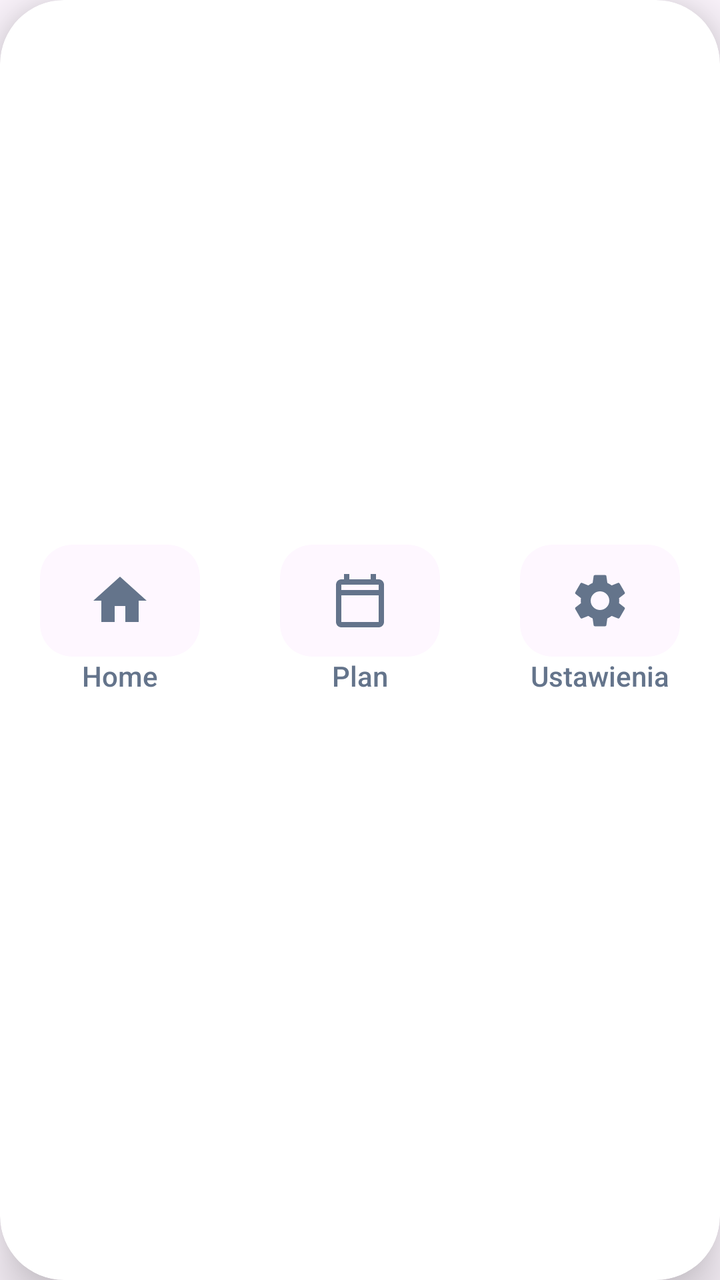
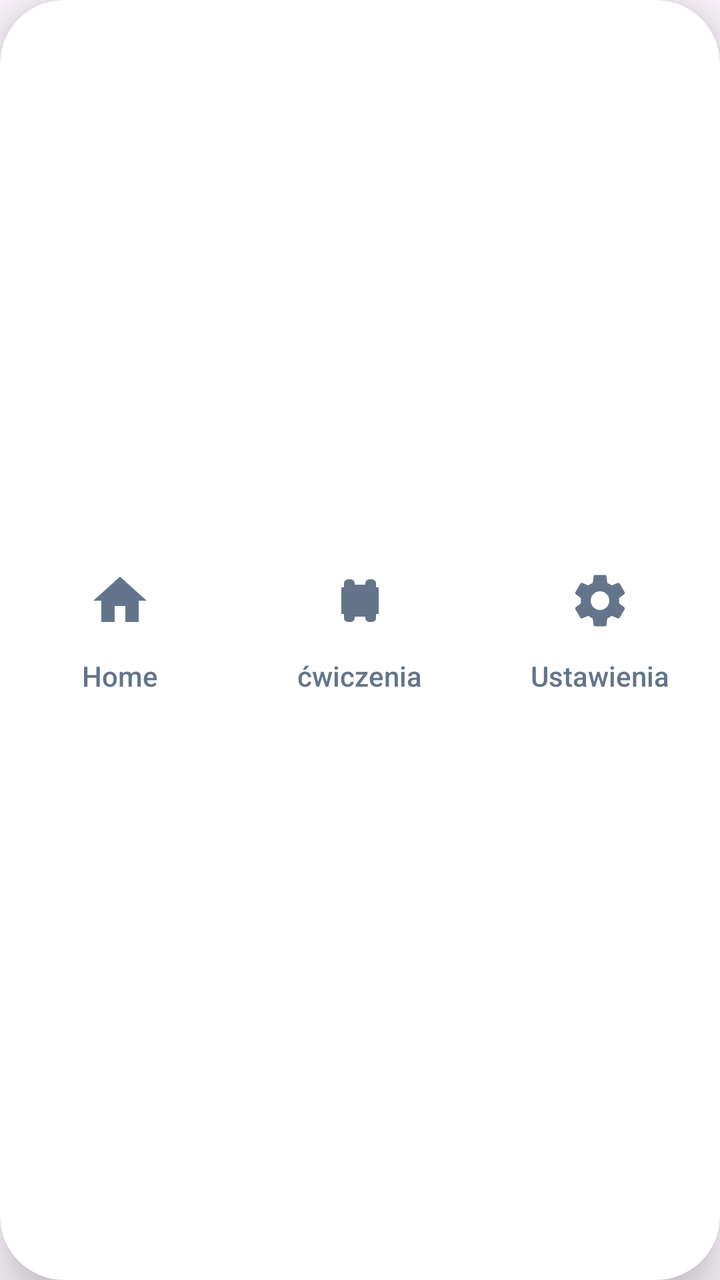

Compare the two renders of this Android layout. The source of the first and the diff that turns it into the second are given below.
<!-- AndroidManifest.xml: application theme Theme.Fitnessapp -->
<!-- res/layout/layout_bottom_nav.xml -->
<?xml version="1.0" encoding="utf-8"?>
<androidx.cardview.widget.CardView xmlns:android="http://schemas.android.com/apk/res/android"
    xmlns:app="http://schemas.android.com/apk/res-auto"
    android:id="@+id/bottom_nav_container"
    android:layout_width="match_parent"
    android:layout_height="100dp"
    app:cardCornerRadius="32dp"
    app:cardElevation="16dp"
    android:layout_marginBottom="-20dp">

    <LinearLayout
        android:layout_width="match_parent"
        android:layout_height="match_parent"
        android:orientation="horizontal"
        android:paddingBottom="20dp"
        android:gravity="center_vertical">

        
        <LinearLayout
            android:id="@+id/nav_home"
            android:layout_width="0dp"
            android:layout_height="match_parent"
            android:layout_weight="1"
            android:gravity="center"
            android:orientation="vertical"
            android:clickable="true"
            android:focusable="true"
            android:background="?android:attr/selectableItemBackground">

            <androidx.cardview.widget.CardView
                android:id="@+id/nav_home_indicator"
                android:layout_width="80dp"
                android:layout_height="56dp"
                app:cardCornerRadius="16dp"
                app:cardElevation="0dp"
                app:cardBackgroundColor="?android:attr/colorBackground">
                <ImageView
                    android:id="@+id/nav_home_icon"
                    android:layout_width="32dp"
                    android:layout_height="32dp"
                    android:layout_gravity="center"
                    android:src="@drawable/ic_home"
                    app:tint="#64748B" />
            </androidx.cardview.widget.CardView>
            <TextView
                android:id="@+id/nav_home_text"
                android:layout_width="wrap_content"
                android:layout_height="wrap_content"
                android:text="Home"
                android:textColor="#64748B"
                android:textSize="14sp" />
        </LinearLayout>

        
        <LinearLayout
            android:id="@+id/nav_plan"
            android:layout_width="0dp"
            android:layout_height="match_parent"
            android:layout_weight="1"
            android:gravity="center"
            android:orientation="vertical"
            android:clickable="true"
            android:focusable="true"
            android:background="?android:attr/selectableItemBackground">
            <androidx.cardview.widget.CardView
                android:id="@+id/nav_plan_indicator"
                android:layout_width="80dp"
                android:layout_height="56dp"
                app:cardCornerRadius="16dp"
                app:cardElevation="0dp"
                app:cardBackgroundColor="?android:attr/colorBackground">
                <ImageView
                    android:id="@+id/nav_plan_icon"
                    android:layout_width="32dp"
                    android:layout_height="32dp"
                    android:layout_gravity="center"
                    android:src="@drawable/ic_plan"
                    app:tint="#64748B" />
            </androidx.cardview.widget.CardView>
            <TextView
                android:id="@+id/nav_plan_text"
                android:layout_width="wrap_content"
                android:layout_height="wrap_content"
                android:text="Plan"
                android:textColor="#64748B"
                android:textSize="14sp" />
        </LinearLayout>

        
        <LinearLayout
            android:id="@+id/nav_settings"
            android:layout_width="0dp"
            android:layout_height="match_parent"
            android:layout_weight="1"
            android:gravity="center"
            android:orientation="vertical"
            android:clickable="true"
            android:focusable="true"
            android:background="?android:attr/selectableItemBackground">
            <androidx.cardview.widget.CardView
                android:id="@+id/nav_settings_indicator"
                android:layout_width="80dp"
                android:layout_height="56dp"
                app:cardCornerRadius="16dp"
                app:cardElevation="0dp"
                app:cardBackgroundColor="?android:attr/colorBackground">
                <ImageView
                    android:id="@+id/nav_settings_icon"
                    android:layout_width="32dp"
                    android:layout_height="32dp"
                    android:layout_gravity="center"
                    android:src="@drawable/ic_settings"
                    app:tint="#64748B" />
            </androidx.cardview.widget.CardView>
            <TextView
                android:id="@+id/nav_settings_text"
                android:layout_width="wrap_content"
                android:layout_height="wrap_content"
                android:text="Ustawienia"
                android:textColor="#64748B"
                android:textSize="14sp" />
        </LinearLayout>

    </LinearLayout>
</androidx.cardview.widget.CardView>
<!-- resources referenced by this layout -->
<resources>
  <!-- drawable ic_home (drawable) -->
  <vector xmlns:android="http://schemas.android.com/apk/res/android"
      android:width="24dp"
      android:height="24dp"
      android:viewportWidth="24"
      android:viewportHeight="24">
      <path
          android:fillColor="#FF000000"
          android:pathData="M10,20V14H14V20H19V12H22L12,3L2,12H5V20H10Z" />
  </vector>
  <!-- drawable ic_plan (drawable) -->
  <?xml version="1.0" encoding="utf-8"?>
  <vector xmlns:android="http://schemas.android.com/apk/res/android"
      android:width="24dp"
      android:height="24dp"
      android:viewportWidth="24"
      android:viewportHeight="24">
      <path
          android:fillColor="@color/black"
          android:pathData="M19,4h-1V2h-2v2H8V2H6v2H5C3.89,4 3.01,4.9 3.01,6L3,20c0,1.1 0.89,2 2,2h14c1.1,0 2,-0.9 2,-2V6c0,-1.1 -0.9,-2 -2,-2zm0,16H5V10h14v10zM19,8H5V6h14v2z" />
  </vector>
  <!-- drawable ic_settings (drawable) -->
  <vector xmlns:android="http://schemas.android.com/apk/res/android"
      android:width="24dp"
      android:height="24dp"
      android:viewportWidth="24"
      android:viewportHeight="24">
      <path
          android:fillColor="@android:color/white"
          android:pathData="M19.14,12.94c0.04,-0.3 0.06,-0.61 0.06,-0.94c0,-0.32 -0.02,-0.64 -0.07,-0.94l2.03,-1.58c0.18,-0.14 0.23,-0.41 0.12,-0.61l-1.92,-3.32c-0.12,-0.22 -0.37,-0.29 -0.59,-0.22l-2.39,0.96c-0.5,-0.38 -1.03,-0.7 -1.62,-0.94L14.4,2.81c-0.04,-0.24 -0.24,-0.41 -0.48,-0.41h-3.84c-0.24,0 -0.43,0.17 -0.47,0.41L9.25,5.35C8.66,5.59 8.13,5.91 7.63,6.29L5.24,5.33c-0.22,-0.08 -0.47,0 -0.59,0.22L2.74,8.87C2.62,9.08 2.66,9.34 2.84,9.48l2.03,1.58C4.82,11.36 4.8,11.68 4.8,12c0,0.32 0.02,0.64 0.07,0.94l-2.03,1.58c-0.18,0.14 -0.23,0.41 -0.12,0.61l1.92,3.32c0.12,0.22 0.37,0.29 0.59,0.22l2.39,-0.96c0.5,0.38 1.03,0.7 1.62,0.94l0.36,2.54c0.05,0.24 0.24,0.41 0.48,0.41h3.84c0.24,0 0.44,-0.17 0.47,-0.41l0.36,-2.54c0.59,-0.24 1.13,-0.56 1.62,-0.94l2.39,0.96c0.22,0.08 0.47,0 0.59,-0.22l1.92,-3.32c0.12,-0.22 0.07,-0.47 -0.12,-0.61l-2.01,-1.58zM12,15.5c-1.93,0 -3.5,-1.57 -3.5,-3.5s1.57,-3.5 3.5,-3.5s3.5,1.57 3.5,3.5s-1.57,3.5 -3.5,3.5z"/>
  </vector>
  <style name="Theme.Fitnessapp" parent="Base.Theme.Fitnessapp" />
  <color name="black">#FF000000</color>
  <style name="Base.Theme.Fitnessapp" parent="Theme.Material3.DayNight.NoActionBar">
          
          <item name="android:fontFamily">sans-serif-medium</item>
          <item name="android:textAllCaps">false</item>
      </style>
</resources>

<!-- the commit's change to res/layout/layout_bottom_nav.xml (unified diff, before → after) -->
@@ -33,7 +33,7 @@
                 android:layout_height="56dp"
                 app:cardCornerRadius="16dp"
                 app:cardElevation="0dp"
-                app:cardBackgroundColor="?android:attr/colorBackground">
+                app:cardBackgroundColor="@android:color/transparent">
                 <ImageView
                     android:id="@+id/nav_home_icon"
                     android:layout_width="32dp"
@@ -62,26 +62,27 @@
             android:clickable="true"
             android:focusable="true"
             android:background="?android:attr/selectableItemBackground">
+
             <androidx.cardview.widget.CardView
                 android:id="@+id/nav_plan_indicator"
                 android:layout_width="80dp"
                 android:layout_height="56dp"
                 app:cardCornerRadius="16dp"
                 app:cardElevation="0dp"
-                app:cardBackgroundColor="?android:attr/colorBackground">
+                app:cardBackgroundColor="@android:color/transparent">
                 <ImageView
                     android:id="@+id/nav_plan_icon"
                     android:layout_width="32dp"
                     android:layout_height="32dp"
                     android:layout_gravity="center"
-                    android:src="@drawable/ic_plan"
+                    android:src="@drawable/ic_dumbbell"
                     app:tint="#64748B" />
             </androidx.cardview.widget.CardView>
             <TextView
                 android:id="@+id/nav_plan_text"
                 android:layout_width="wrap_content"
                 android:layout_height="wrap_content"
-                android:text="Plan"
+                android:text="ćwiczenia"
                 android:textColor="#64748B"
                 android:textSize="14sp" />
         </LinearLayout>
@@ -97,13 +98,14 @@
             android:clickable="true"
             android:focusable="true"
             android:background="?android:attr/selectableItemBackground">
+
             <androidx.cardview.widget.CardView
                 android:id="@+id/nav_settings_indicator"
                 android:layout_width="80dp"
                 android:layout_height="56dp"
                 app:cardCornerRadius="16dp"
                 app:cardElevation="0dp"
-                app:cardBackgroundColor="?android:attr/colorBackground">
+                app:cardBackgroundColor="@android:color/transparent">
                 <ImageView
                     android:id="@+id/nav_settings_icon"
                     android:layout_width="32dp"
<!-- resource entries referenced after the edit -->
@@ -1,5 +1,15 @@
 <!-- resources referenced by this layout -->
 <resources>
+  <!-- drawable ic_dumbbell (drawable) -->
+  <vector xmlns:android="http://schemas.android.com/apk/res/android"
+      android:width="24dp"
+      android:height="24dp"
+      android:viewportWidth="24"
+      android:viewportHeight="24">
+      <path
+          android:fillColor="#000000"
+          android:pathData="M18,18.5V17H19V7H18V5.5A1.5,1.5 0,0 0,16.5 4H15.5A1.5,1.5 0,0 0,14 5.5V6H10V5.5A1.5,1.5 0,0 0,8.5 4H7.5A1.5,1.5 0,0 0,6 5.5V7H5V17H6V18.5A1.5,1.5 0,0 0,7.5 20H8.5A1.5,1.5 0,0 0,10 18.5V18H14V18.5A1.5,1.5 0,0 0,15.5 20H16.5A1.5,1.5 0,0 0,18 18.5Z"/>
+  </vector>
   <!-- drawable ic_home (drawable) -->
   <vector xmlns:android="http://schemas.android.com/apk/res/android"
       android:width="24dp"
@@ -9,17 +19,6 @@
       <path
           android:fillColor="#FF000000"
           android:pathData="M10,20V14H14V20H19V12H22L12,3L2,12H5V20H10Z" />
-  </vector>
-  <!-- drawable ic_plan (drawable) -->
-  <?xml version="1.0" encoding="utf-8"?>
-  <vector xmlns:android="http://schemas.android.com/apk/res/android"
-      android:width="24dp"
-      android:height="24dp"
-      android:viewportWidth="24"
-      android:viewportHeight="24">
-      <path
-          android:fillColor="@color/black"
-          android:pathData="M19,4h-1V2h-2v2H8V2H6v2H5C3.89,4 3.01,4.9 3.01,6L3,20c0,1.1 0.89,2 2,2h14c1.1,0 2,-0.9 2,-2V6c0,-1.1 -0.9,-2 -2,-2zm0,16H5V10h14v10zM19,8H5V6h14v2z" />
   </vector>
   <!-- drawable ic_settings (drawable) -->
   <vector xmlns:android="http://schemas.android.com/apk/res/android"
@@ -32,7 +31,6 @@
           android:pathData="M19.14,12.94c0.04,-0.3 0.06,-0.61 0.06,-0.94c0,-0.32 -0.02,-0.64 -0.07,-0.94l2.03,-1.58c0.18,-0.14 0.23,-0.41 0.12,-0.61l-1.92,-3.32c-0.12,-0.22 -0.37,-0.29 -0.59,-0.22l-2.39,0.96c-0.5,-0.38 -1.03,-0.7 -1.62,-0.94L14.4,2.81c-0.04,-0.24 -0.24,-0.41 -0.48,-0.41h-3.84c-0.24,0 -0.43,0.17 -0.47,0.41L9.25,5.35C8.66,5.59 8.13,5.91 7.63,6.29L5.24,5.33c-0.22,-0.08 -0.47,0 -0.59,0.22L2.74,8.87C2.62,9.08 2.66,9.34 2.84,9.48l2.03,1.58C4.82,11.36 4.8,11.68 4.8,12c0,0.32 0.02,0.64 0.07,0.94l-2.03,1.58c-0.18,0.14 -0.23,0.41 -0.12,0.61l1.92,3.32c0.12,0.22 0.37,0.29 0.59,0.22l2.39,-0.96c0.5,0.38 1.03,0.7 1.62,0.94l0.36,2.54c0.05,0.24 0.24,0.41 0.48,0.41h3.84c0.24,0 0.44,-0.17 0.47,-0.41l0.36,-2.54c0.59,-0.24 1.13,-0.56 1.62,-0.94l2.39,0.96c0.22,0.08 0.47,0 0.59,-0.22l1.92,-3.32c0.12,-0.22 0.07,-0.47 -0.12,-0.61l-2.01,-1.58zM12,15.5c-1.93,0 -3.5,-1.57 -3.5,-3.5s1.57,-3.5 3.5,-3.5s3.5,1.57 3.5,3.5s-1.57,3.5 -3.5,3.5z"/>
   </vector>
   <style name="Theme.Fitnessapp" parent="Base.Theme.Fitnessapp" />
-  <color name="black">#FF000000</color>
   <style name="Base.Theme.Fitnessapp" parent="Theme.Material3.DayNight.NoActionBar">
           
           <item name="android:fontFamily">sans-serif-medium</item>
